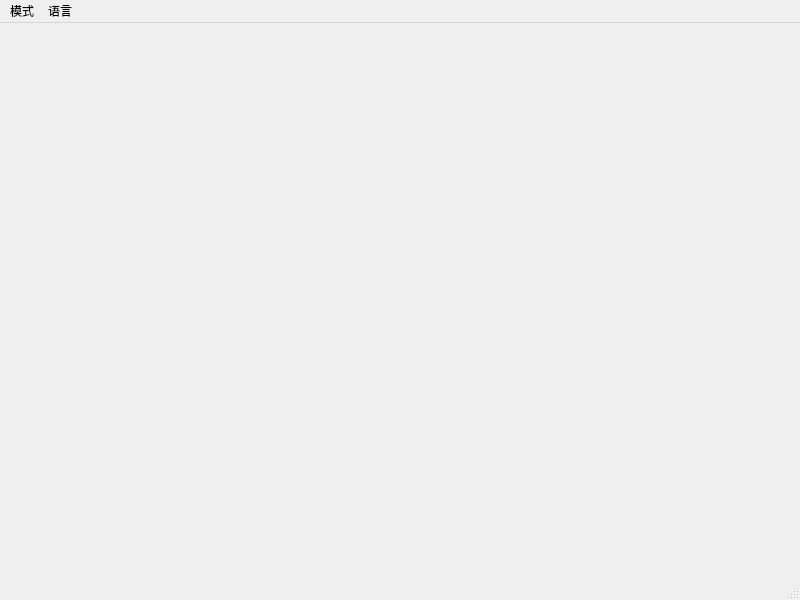
Qt form fianlexam/mainwindow.ui (cx-ym/QtCourse) before a commit.
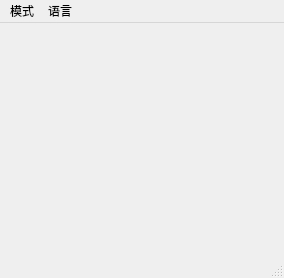
The same form after that commit.

Patch:
```diff
--- a/fianlexam/mainwindow.ui
+++ b/fianlexam/mainwindow.ui
@@ -6,8 +6,8 @@
    <rect>
     <x>0</x>
     <y>0</y>
-    <width>800</width>
-    <height>600</height>
+    <width>284</width>
+    <height>278</height>
    </rect>
   </property>
   <property name="windowTitle">
@@ -25,7 +25,7 @@
     <rect>
      <x>0</x>
      <y>0</y>
-     <width>800</width>
+     <width>284</width>
      <height>25</height>
     </rect>
    </property>
```
